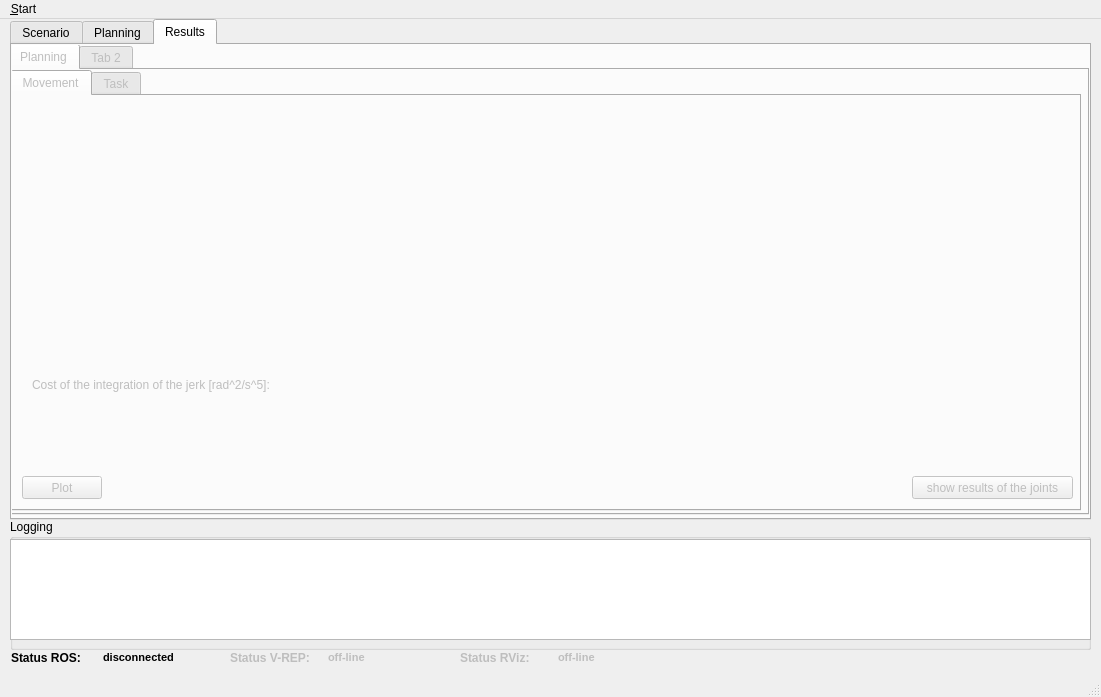
zohannn/motion_manager, file ui/main_window.ui: the form before one commit.
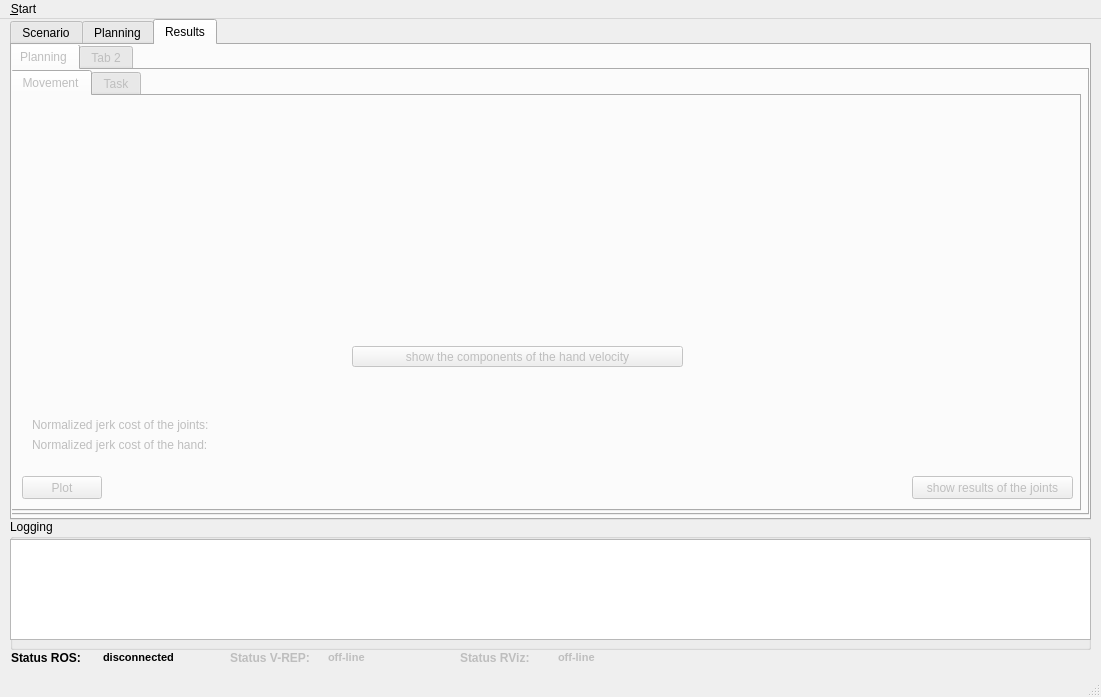
The form after the commit. The open tabs and pages were chosen to show the change. Icons and pictures are not drawn. Custom widgets are drawn as their Qt base class.

Commit message: added normalized jerk cost of the hand, added inverse differential kinematics

Diff of the .ui file:
```diff
--- a/ui/main_window.ui
+++ b/ui/main_window.ui
@@ -1087,8 +1087,8 @@
           <property name="geometry">
            <rect>
             <x>20</x>
-            <y>280</y>
-            <width>431</width>
+            <y>320</y>
+            <width>331</width>
             <height>17</height>
            </rect>
           </property>
@@ -1096,7 +1096,7 @@
            <item>
             <widget class="QLabel" name="label_cost">
              <property name="text">
-              <string>Cost of the integration of the jerk [rad^2/s^5]:</string>
+              <string>Normalized jerk cost of the joints:</string>
              </property>
             </widget>
            </item>
@@ -1109,6 +1109,45 @@
            </item>
           </layout>
          </widget>
+         <widget class="QWidget" name="layoutWidget_2">
+          <property name="geometry">
+           <rect>
+            <x>20</x>
+            <y>340</y>
+            <width>331</width>
+            <height>17</height>
+           </rect>
+          </property>
+          <layout class="QHBoxLayout" name="horizontalLayout_3">
+           <item>
+            <widget class="QLabel" name="label_cost_hand">
+             <property name="text">
+              <string>Normalized jerk cost of the hand:</string>
+             </property>
+            </widget>
+           </item>
+           <item>
+            <widget class="QLabel" name="label_cost_hand_value">
+             <property name="text">
+              <string/>
+             </property>
+            </widget>
+           </item>
+          </layout>
+         </widget>
+         <widget class="QPushButton" name="pushButton_comp_hand_vel_mov">
+          <property name="geometry">
+           <rect>
+            <x>340</x>
+            <y>250</y>
+            <width>331</width>
+            <height>21</height>
+           </rect>
+          </property>
+          <property name="text">
+           <string>show the components of the hand velocity</string>
+          </property>
+         </widget>
         </widget>
         <widget class="QWidget" name="tab_results_plan_task">
          <attribute name="title">
```
Left out of the diff: 4 changed lines with no effect on the pictures. The commit also changes 13 other files.
